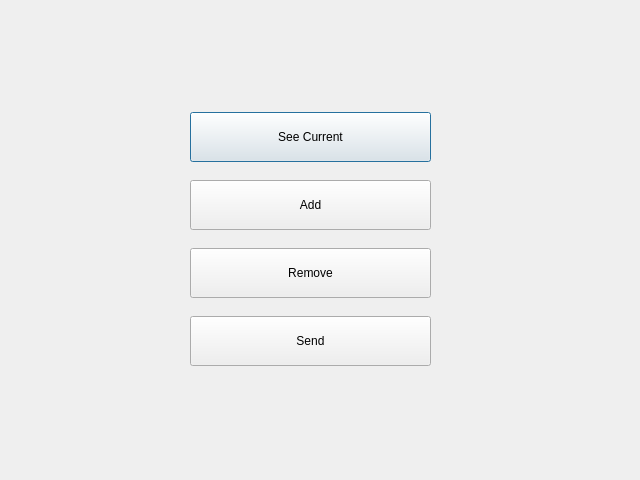
Old version of the form shoppinglist.ui in the repository NoHeat/GUI.
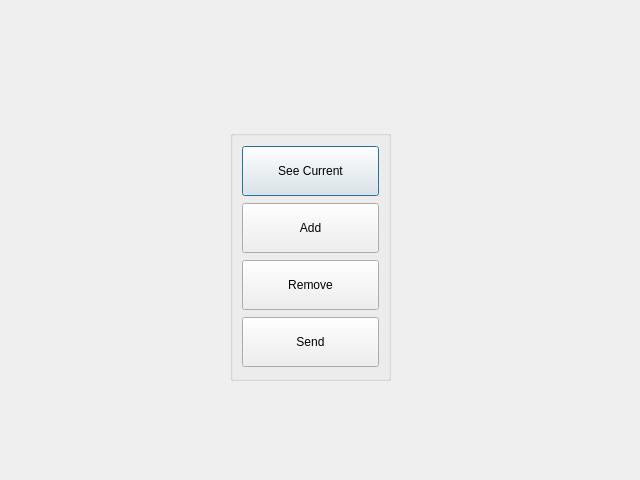
New version of the form.

```diff
--- a/shoppinglist.ui
+++ b/shoppinglist.ui
@@ -13,15 +13,18 @@
   <property name="windowTitle">
    <string>Shopping List</string>
   </property>
-  <widget class="QWidget" name="">
+  <widget class="QGroupBox" name="groupBox">
    <property name="geometry">
     <rect>
-     <x>190</x>
-     <y>100</y>
-     <width>241</width>
-     <height>281</height>
+     <x>230</x>
+     <y>130</y>
+     <width>161</width>
+     <height>251</height>
     </rect>
    </property>
+   <property name="title">
+    <string/>
+   </property>
    <layout class="QVBoxLayout" name="verticalLayout">
     <item>
      <widget class="QPushButton" name="btn_See_Current">
```
Left out of the diff: 2 changed lines with no effect on the pictures.
